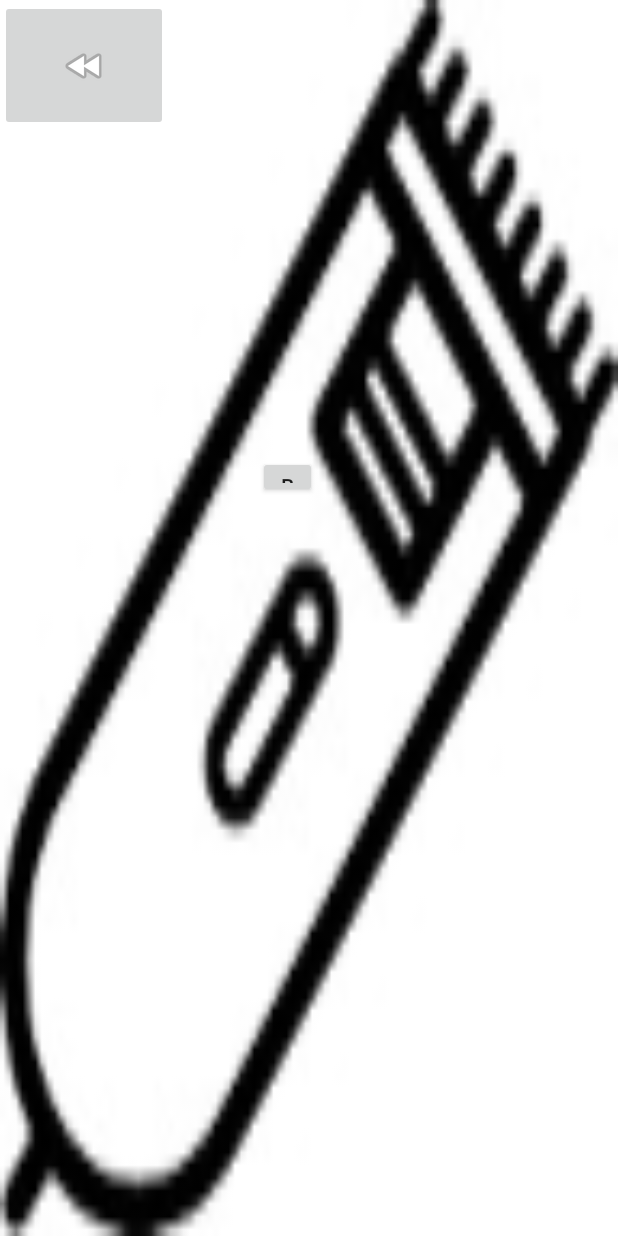
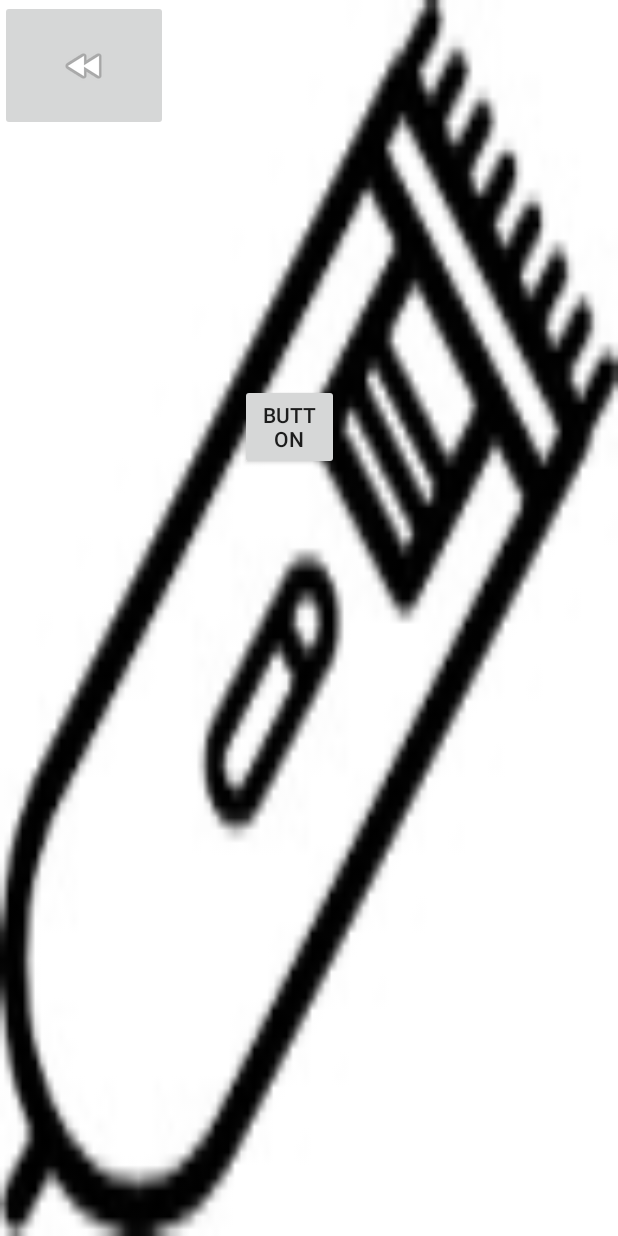
Before and after one commit to DanyaProgrammer666/PranksApp, an Android app: the RazorScreen screen opened directly, with no data from a screen before it, on a phone screen of 412 x 824 dp. Run offline under Robolectric (Android 15) with nearby library versions, the phone set to English and light mode, and no system bars.

Commit message:
sound by click added

```diff
--- a/app/src/main/java/com/example/viper_000/pranks/RazorScreen.java
+++ b/app/src/main/java/com/example/viper_000/pranks/RazorScreen.java
@@ -1,11 +1,19 @@
 package com.example.viper_000.pranks;
 
+import android.content.Intent;
+import android.media.MediaPlayer;
 import android.os.Bundle;
 import android.support.v7.app.AppCompatActivity;
 import android.support.v7.widget.Toolbar;
+import android.view.MotionEvent;
 import android.view.View;
+import android.widget.Button;
+import android.widget.ImageButton;
 
-public class RazorScreen extends AppCompatActivity {
+public class RazorScreen extends AppCompatActivity implements View.OnClickListener{
+    ImageButton backBtn;
+    Button playSoundBtn;
+    private MediaPlayer mp;
 
     @Override
     protected void onCreate(Bundle savedInstanceState) {
@@ -13,6 +21,32 @@ public class RazorScreen extends AppCompatActivity {
         getSupportActionBar().hide();
         setContentView(R.layout.activity_razor_screen);
 
+        ImageButton backBtn = (ImageButton) findViewById(R.id.imageButton);
+        backBtn.setOnClickListener(this);
 
+
+        final MediaPlayer mp = MediaPlayer.create(this, R.raw.shaver_sound);
+        Button playSoundBtn = (Button)findViewById(R.id.button2);
+        playSoundBtn.setOnClickListener(new View.OnClickListener() {
+            @Override
+            public void onClick(View v) {
+                mp.start();
+            }
+        });
     }
+
+
+
+
+    public void onClick(View v) {
+        switch (v.getId()) {
+            case R.id.imageButton:
+                Intent intent = new Intent(this, MainActivity.class);
+                startActivity(intent);
+                break;
+            default:
+                break;
+        }
+    }
+
 }
--- a/app/src/main/res/layout/activity_razor_screen.xml
+++ b/app/src/main/res/layout/activity_razor_screen.xml
@@ -18,12 +18,12 @@
 
     <Button
         android:id="@+id/button2"
-        android:layout_width="39dp"
-        android:layout_height="28dp"
-        android:layout_marginLeft="172dp"
+        android:layout_width="66dp"
+        android:layout_height="57dp"
+        android:layout_marginLeft="160dp"
 
-        android:layout_marginStart="172dp"
-        android:layout_marginTop="304dp"
+        android:layout_marginStart="160dp"
+        android:layout_marginTop="256dp"
         android:text="Button"
         app:layout_constraintStart_toStartOf="parent"
         app:layout_constraintTop_toTopOf="parent" />
--- a/app/src/main/res/values/ids.xml
+++ /dev/null
@@ -1,4 +0,0 @@
-<?xml version="1.0" encoding="utf-8"?>
-<resources>
-    <item name="razorButton" type="id" />
-</resources>
```
Also changed, not shown: 1 other file.
